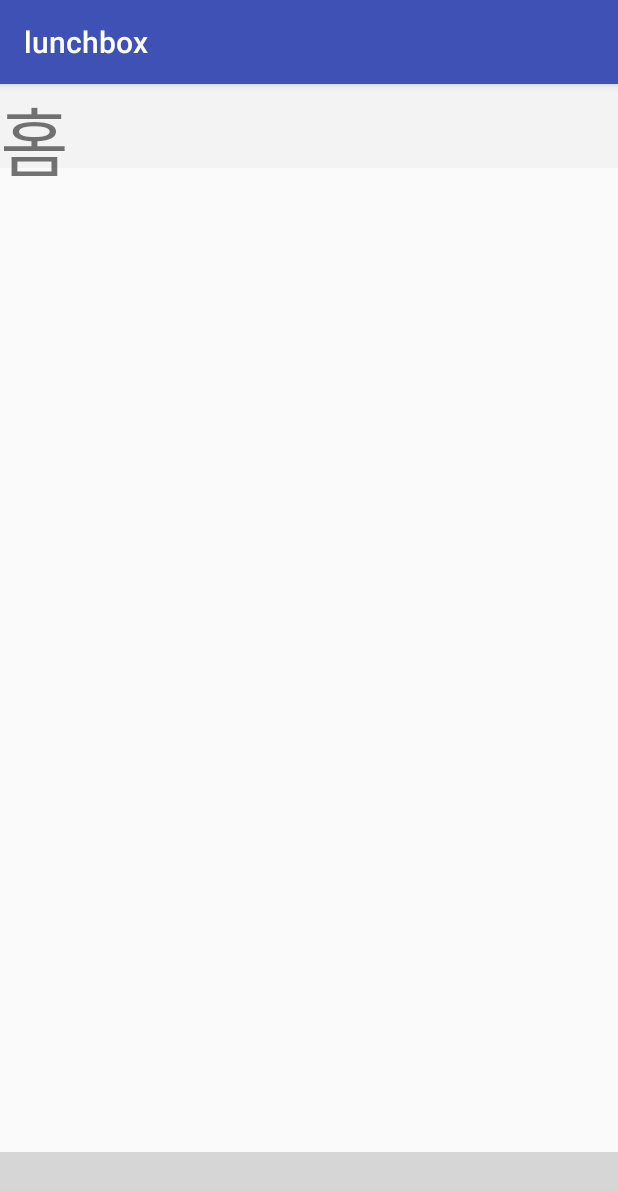
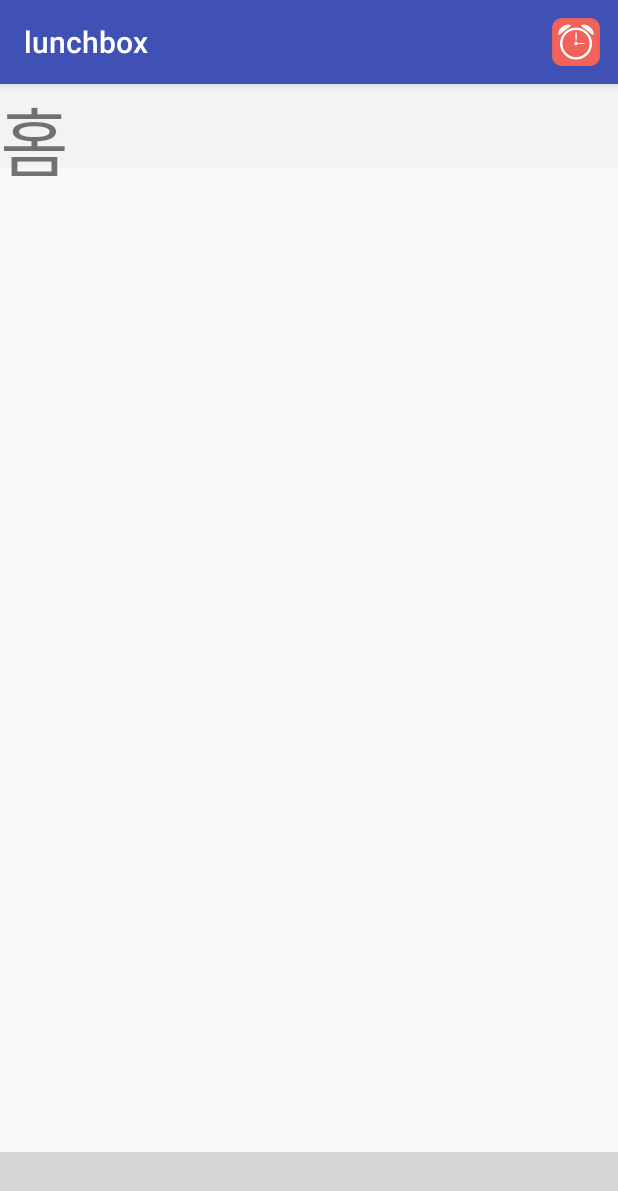
Before and after one commit to RoySongs/lunchbox, an Android app: the screen it shows after launch (MainActivity), on a phone screen of 412 x 824 dp. Shown: the top 1191 px of the screen. Run offline under Robolectric (Android 15) with nearby library versions, the phone set to English and light mode, and no system bars; libraries missing offline, so code that uses them is left out: com.ittianyu.bottomnavigationviewex; plain views replace BottomNavigationViewEx; 5 statements that could not run were skipped; grey boxes are pictures that could not be loaded.

Commit message:
menu
menu

```diff
--- a/app/src/main/java/lunchbox/csy/com/lunchbox/MainActivity.java
+++ b/app/src/main/java/lunchbox/csy/com/lunchbox/MainActivity.java
@@ -12,6 +12,7 @@ import android.support.v4.widget.ImageViewCompat;
 import android.support.v7.app.AlertDialog;
 import android.util.Log;
 import android.view.LayoutInflater;
+import android.view.Menu;
 import android.view.MenuItem;
 import android.view.View;
 import android.widget.TextView;
@@ -71,6 +72,13 @@ public class MainActivity extends AbstBaseActivity {
 //                default:
 //                    break;
         }
+    }
+
+    @Override
+    public boolean onCreateOptionsMenu(Menu menu) {
+        getMenuInflater().inflate(R.menu.main_menu, menu);
+        Log.d("test", "onCreateOptionsMenu - 최초 메뉴키를 눌렀을 때 호출됨");
+        return true;
     }
 
     private BottomNavigationView.OnNavigationItemSelectedListener mOnNavigationItemSelectedListener
--- a/app/src/main/res/layout/toolbar.xml
+++ b/app/src/main/res/layout/toolbar.xml
@@ -4,6 +4,4 @@
     android:layout_height="?android:attr/actionBarSize"
     android:background="@color/light_grey">
 
-    <!--  Toolbar 추후 Custom -->
-
 </android.support.v7.widget.Toolbar>
--- a/app/src/main/res/menu/mainmenu.xml
+++ b/app/src/main/res/menu/main_menu.xml
@@ -2,11 +2,10 @@
 <menu xmlns:android="http://schemas.android.com/apk/res/android"
     xmlns:app="http://schemas.android.com/apk/res-auto">
 
-
     <item
-        android:id="@+id/menu_search"
+        android:id="@+id/menu_alarm"
         android:visible="true"
-        android:title="Search"
-        android:icon="@drawable/button_search"
+        android:title="Alarm"
+        android:icon="@drawable/button_alarm"
         app:showAsAction="always" />
 </menu>
```
Also changed, not shown: app/src/main/res/drawable/button_alarm.png (added).
